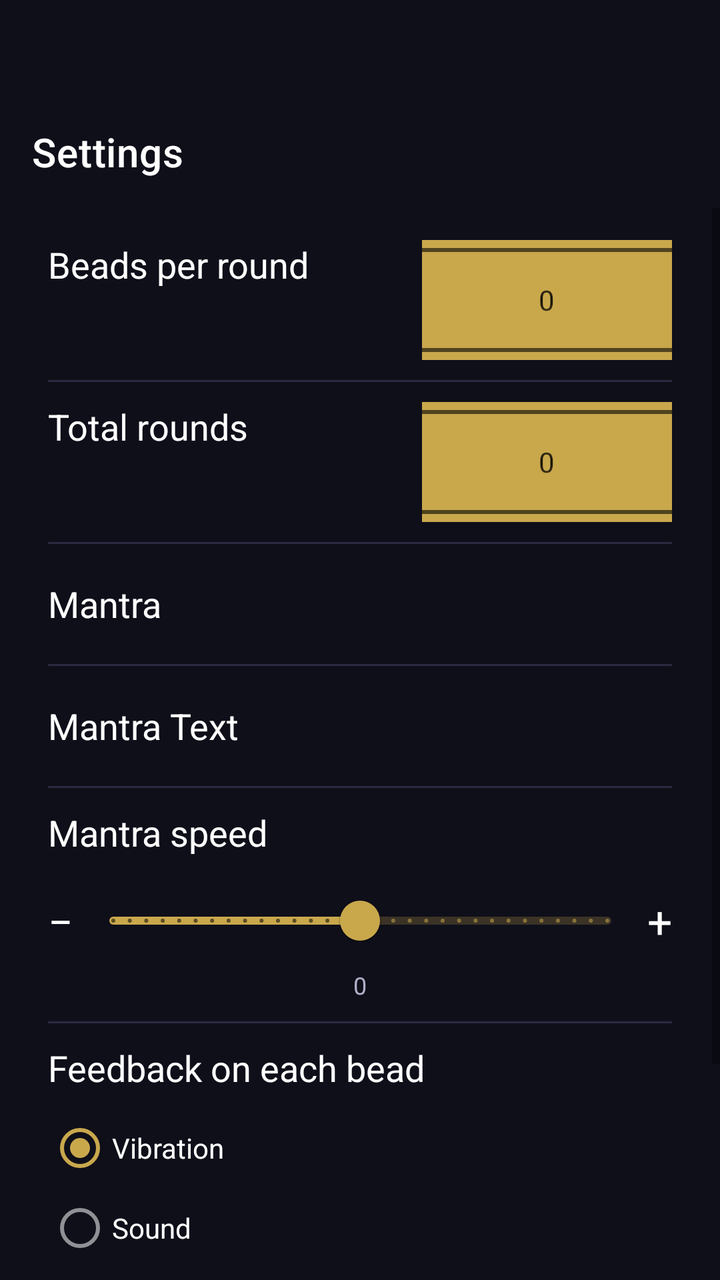
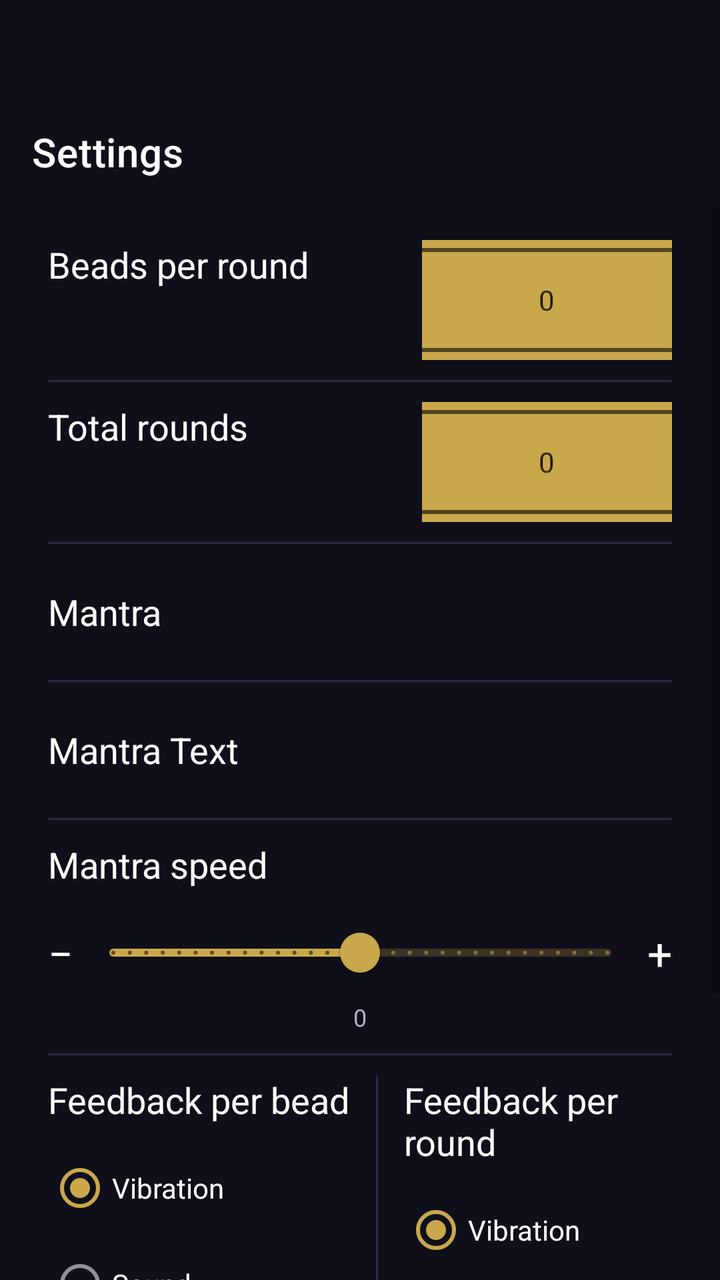

The first picture is an Android layout as it rendered before a commit; the second is the same layout after the commit. The layout source and the unified diff follow.
<!-- AndroidManifest.xml: activity theme Theme.Japa -->
<!-- res/layout/activity_settings.xml -->
<?xml version="1.0" encoding="utf-8"?>
<LinearLayout xmlns:android="http://schemas.android.com/apk/res/android"
    xmlns:app="http://schemas.android.com/apk/res-auto"
    xmlns:tools="http://schemas.android.com/tools"
    android:layout_width="match_parent"
    android:layout_height="match_parent"
    android:background="@color/bg_dark"
    android:orientation="vertical">

    
    <com.google.android.material.appbar.MaterialToolbar
        android:id="@+id/toolbar_settings"
        android:layout_width="match_parent"
        android:layout_height="?attr/actionBarSize"
        android:layout_marginTop="48dp"
        android:background="@color/bg_dark"
        app:navigationIconTint="@color/text_secondary"
        app:title="@string/settings_title"
        app:titleTextColor="@color/text_primary" />

    <ScrollView
        android:layout_width="match_parent"
        android:layout_height="0dp"
        android:layout_weight="1"
        android:fillViewport="true">

        <LinearLayout
            android:layout_width="match_parent"
            android:layout_height="wrap_content"
            android:orientation="vertical"
            android:paddingHorizontal="24dp"
            android:paddingTop="16dp"
            android:paddingBottom="32dp">

            

            <LinearLayout
                android:layout_width="match_parent"
                android:layout_height="wrap_content"
                android:orientation="horizontal">

                <TextView
                    android:layout_width="wrap_content"
                    android:layout_height="wrap_content"
                    android:layout_marginBottom="8dp"
                    android:text="@string/label_beads"
                    android:textColor="@color/text_primary"
                    android:textSize="18sp" />

                <Space
                    android:layout_width="wrap_content"
                    android:layout_height="wrap_content"
                    android:layout_weight="1" />

                <NumberPicker
                    android:id="@+id/picker_beads"
                    style="@style/NumberPickerEditTextStyle"
                    android:layout_gravity="center_horizontal" />

            </LinearLayout>

            
            <View
                android:layout_width="match_parent"
                android:layout_height="1dp"
                android:layout_marginVertical="10dp"
                android:background="@color/track_dim" />

            <LinearLayout
                android:layout_width="match_parent"
                android:layout_height="wrap_content"
                android:orientation="horizontal">

                <TextView
                    android:layout_width="wrap_content"
                    android:layout_height="wrap_content"
                    android:layout_marginBottom="8dp"
                    android:text="@string/label_rounds"
                    android:textColor="@color/text_primary"
                    android:textSize="18sp" />

                <Space
                    android:layout_width="wrap_content"
                    android:layout_height="wrap_content"
                    android:layout_weight="1" />

                <NumberPicker
                    android:id="@+id/picker_rounds"
                    style="@style/NumberPickerEditTextStyle"
                    />
            </LinearLayout>

            
            <View
                android:layout_width="match_parent"
                android:layout_height="1dp"
                android:layout_marginVertical="10dp"
                android:background="@color/track_dim" />

            <LinearLayout
                android:layout_width="match_parent"
                android:layout_height="wrap_content"
                android:orientation="horizontal"
                android:gravity="center_vertical">

                <TextView
                    android:layout_width="wrap_content"
                    android:layout_height="wrap_content"
                    android:text="@string/label_mantra"
                    android:textColor="@color/text_primary"
                    android:textSize="18sp" />

                <Space
                    android:layout_width="wrap_content"
                    android:layout_height="wrap_content"
                    android:layout_weight="1" />

                <Spinner
                    android:id="@+id/spinner_mantra"
                    style="@style/SpinnerStyle" />

            </LinearLayout>
            <View
                android:layout_width="match_parent"
                android:layout_height="1dp"
                android:layout_marginVertical="10dp"
                android:background="@color/track_dim" />

            <LinearLayout
                android:layout_width="match_parent"
                android:layout_height="wrap_content"
                android:orientation="horizontal"
                android:gravity="center_vertical">

                <TextView
                    android:layout_width="wrap_content"
                    android:layout_height="wrap_content"
                    android:text="@string/label_mantra_text"
                    android:textColor="@color/text_primary"
                    android:textSize="18sp" />

                <Space
                    android:layout_width="wrap_content"
                    android:layout_height="wrap_content"
                    android:layout_weight="1" />

                <Spinner
                    android:id="@+id/spinner_text"
                    style="@style/SpinnerStyle" />

            </LinearLayout>








            
            <View
                android:layout_width="match_parent"
                android:layout_height="1dp"
                android:layout_marginVertical="10dp"
                android:background="@color/track_dim" />

            <TextView
                android:layout_width="wrap_content"
                android:layout_height="wrap_content"
                android:layout_marginBottom="8dp"
                android:text="@string/label_mantra_speed"
                android:textColor="@color/text_primary"
                android:textSize="18sp" />

            <LinearLayout
                android:layout_width="match_parent"
                android:layout_height="wrap_content"
                android:orientation="horizontal"
                android:gravity="center_vertical">

                <TextView
                    android:layout_width="wrap_content"
                    android:layout_height="wrap_content"
                    android:text="&#8722;"
                    android:textColor="@color/text_primary"
                    android:textSize="22sp"
                    android:layout_marginEnd="4dp" />

                <com.google.android.material.slider.Slider
                    android:id="@+id/slider_mantra_speed"
                    android:layout_width="0dp"
                    android:layout_height="wrap_content"
                    android:layout_weight="1"
                    android:valueFrom="-50"
                    android:valueTo="50"
                    android:stepSize="1"
                    android:value="0" />

                <TextView
                    android:layout_width="wrap_content"
                    android:layout_height="wrap_content"
                    android:text="+"
                    android:textColor="@color/text_primary"
                    android:textSize="22sp"
                    android:layout_marginStart="4dp" />

            </LinearLayout>

            <TextView
                android:layout_width="match_parent"
                android:layout_height="wrap_content"
                android:gravity="center"
                android:text="0"
                android:textColor="@color/text_secondary"
                android:textSize="12sp" />

            
            <View
                android:layout_width="match_parent"
                android:layout_height="1dp"
                android:layout_marginVertical="10dp"
                android:background="@color/track_dim" />

            <TextView
                android:layout_width="wrap_content"
                android:layout_height="wrap_content"
                android:layout_marginBottom="8dp"
                android:text="@string/label_feedback"
                android:textColor="@color/text_primary"
                android:textSize="18sp" />

            <RadioGroup
                android:id="@+id/radio_feedback"
                android:layout_width="match_parent"
                android:layout_height="wrap_content"
                android:orientation="vertical">

                <com.google.android.material.radiobutton.MaterialRadioButton
                    android:id="@+id/radio_vibration"
                    android:layout_width="match_parent"
                    android:layout_height="40dp"
                    android:checked="true"
                    android:text="@string/feedback_vibration"
                    android:textColor="@color/text_primary" />

                <com.google.android.material.radiobutton.MaterialRadioButton
                    android:id="@+id/radio_sound"
                    android:layout_width="match_parent"
                    android:layout_height="40dp"
                    android:text="@string/feedback_sound"
                    android:textColor="@color/text_primary" />

                <com.google.android.material.radiobutton.MaterialRadioButton
                    android:id="@+id/radio_none"
                    android:layout_width="match_parent"
                    android:layout_height="40dp"
                    android:text="@string/feedback_none"
                    android:textColor="@color/text_primary" />

            </RadioGroup>

            

            <View
                android:layout_width="match_parent"
                android:layout_height="1dp"
                android:layout_marginVertical="10dp"
                android:background="@color/track_dim" />

            
            <LinearLayout
                android:layout_width="match_parent"
                android:layout_height="wrap_content"
                android:gravity="end"
                android:orientation="horizontal">

                <com.google.android.material.button.MaterialButton
                    android:id="@+id/btn_cancel"
                    android:layout_width="wrap_content"
                    android:layout_height="wrap_content"
                    android:text="@string/cancel"
                    app:backgroundTint="#E91E63" />

                <Space
                    android:layout_width="wrap_content"
                    android:layout_height="wrap_content"
                    android:layout_weight="1" />

                <com.google.android.material.button.MaterialButton
                    android:id="@+id/btn_save"
                    android:layout_width="wrap_content"
                    android:layout_height="wrap_content"
                    android:text="@string/save"
                    app:backgroundTint="@color/accent_gold" />

            </LinearLayout>

        </LinearLayout>
    </ScrollView>
</LinearLayout>
<!-- resources referenced by this layout -->
<resources>
  <color name="accent_gold">#FFC9A84C</color>
  <color name="bg_dark">#FF0F0F1A</color>
  <color name="text_primary">#FFFFFFFF</color>
  <color name="text_secondary">#FFB0B0C8</color>
  <color name="track_dim">#FF2A2A40</color>
  <string name="cancel">Cancel</string>
  <string name="feedback_none">None</string>
  <string name="feedback_sound">Sound</string>
  <string name="feedback_vibration">Vibration</string>
  <string name="label_beads">Beads per round</string>
  <string name="label_feedback">Feedback on each bead</string>
  <string name="label_mantra">Mantra</string>
  <string name="label_mantra_speed">Mantra speed</string>
  <string name="label_mantra_text">Mantra Text</string>
  <string name="label_rounds">Total rounds</string>
  <string name="save">Save</string>
  <string name="settings_title">Settings</string>
  <style name="NumberPickerEditTextStyle">
          <item name="android:textSize">24sp</item> 
          <item name="android:textColor">@color/text_primary</item> 
          <item name="android:padding">8dp</item> 
          <item name="android:layout_width">125dp</item> 
          <item name="android:layout_height">60dp</item> 
          <item name="android:layout_gravity">center_horizontal</item> 
          <item name="android:background">@color/accent_gold</item> 
  
      </style>
  <style name="SpinnerStyle">
          <item name="android:textSize">24sp</item> 
          <item name="android:textColor">@color/white</item> 
          <item name="android:padding">8dp</item> 
          <item name="android:layout_width">wrap_content</item> 
          <item name="android:layout_height">40dp</item> 
          <item name="android:background">@color/accent_gold</item> 
          <item name="android:popupBackground">@color/accent_gold</item> 
          <item name="android:editable">false</item>
      </style>
  <style name="Theme.Japa" parent="Theme.MaterialComponents.DayNight.NoActionBar">
          <item name="colorPrimary">@color/accent_gold</item>
          <item name="colorPrimaryVariant">@color/accent_gold</item>
          <item name="colorOnPrimary">@color/black</item>
          <item name="colorSecondary">@color/accent_gold</item>
          <item name="colorOnSecondary">@color/black</item>
          <item name="android:colorBackground">@color/bg_dark</item>
          <item name="colorSurface">@color/bg_dark</item>
          <item name="colorOnSurface">@color/text_primary</item>
          <item name="colorOnBackground">@color/text_primary</item>
          <item name="android:statusBarColor">@color/bg_dark</item>
          <item name="android:navigationBarColor">@color/bg_dark</item>
          <item name="android:windowLightStatusBar">false</item>
      </style>
  <color name="white">#FFFFFFFF</color>
  <color name="black">#FF000000</color>
</resources>

<!-- the commit's change to res/layout/activity_settings.xml (unified diff, before → after) -->
@@ -221,46 +221,100 @@
                 android:layout_marginVertical="10dp"
                 android:background="@color/track_dim" />
 
-            <TextView
+        <LinearLayout
+            android:layout_width="match_parent"
+            android:layout_height="wrap_content"
+            android:orientation="horizontal">
+
+            <LinearLayout
                 android:layout_width="wrap_content"
                 android:layout_height="wrap_content"
-                android:layout_marginBottom="8dp"
-                android:text="@string/label_feedback"
-                android:textColor="@color/text_primary"
-                android:textSize="18sp" />
-
-            <RadioGroup
-                android:id="@+id/radio_feedback"
-                android:layout_width="match_parent"
-                android:layout_height="wrap_content"
-                android:orientation="vertical">
-
-                <com.google.android.material.radiobutton.MaterialRadioButton
-                    android:id="@+id/radio_vibration"
+                android:orientation="vertical"
+                android:paddingRight="10dp">
+
+                <TextView
+                    android:layout_width="wrap_content"
+                    android:layout_height="wrap_content"
+                    android:layout_marginBottom="8dp"
+                    android:text="@string/label_feedback"
+                    android:textColor="@color/text_primary"
+                    android:textSize="18sp" />
+
+                <RadioGroup
+                    android:id="@+id/radio_feedback"
                     android:layout_width="match_parent"
-                    android:layout_height="40dp"
-                    android:checked="true"
-                    android:text="@string/feedback_vibration"
-                    android:textColor="@color/text_primary" />
-
-                <com.google.android.material.radiobutton.MaterialRadioButton
-                    android:id="@+id/radio_sound"
+                    android:layout_height="wrap_content"
+                    android:orientation="vertical">
+
+                    <com.google.android.material.radiobutton.MaterialRadioButton
+                        android:id="@+id/radio_vibration"
+                        style="@style/RadioStyle"
+                        android:checked="true"
+                        android:text="@string/feedback_vibration"/>
+
+                    <com.google.android.material.radiobutton.MaterialRadioButton
+                        android:id="@+id/radio_sound"
+                        style="@style/RadioStyle"
+                        android:text="@string/feedback_sound" />
+
+                    <com.google.android.material.radiobutton.MaterialRadioButton
+                        android:id="@+id/radio_none"
+                        style="@style/RadioStyle"
+                        android:text="@string/feedback_none" />
+
+                </RadioGroup>
+            </LinearLayout>
+
+            <View
+                android:layout_width="1dp"
+                android:layout_height="match_parent"
+                android:layout_marginHorizontal="3dp"
+                android:background="@color/track_dim" />
+
+            <LinearLayout
+                android:layout_width="wrap_content"
+                android:layout_height="wrap_content"
+                android:orientation="vertical"
+                app:layout_constraintEnd_toEndOf="parent"
+                android:paddingLeft="10dp">
+
+                <TextView
+                    android:layout_width="wrap_content"
+                    android:layout_height="wrap_content"
+                    android:layout_marginBottom="8dp"
+                    android:text="@string/label_feedback_round"
+                    android:textColor="@color/text_primary"
+                    android:textSize="18sp" />
+
+                <RadioGroup
+                    android:id="@+id/radio_feedback_round"
                     android:layout_width="match_parent"
-                    android:layout_height="40dp"
-                    android:text="@string/feedback_sound"
-                    android:textColor="@color/text_primary" />
-
-                <com.google.android.material.radiobutton.MaterialRadioButton
-                    android:id="@+id/radio_none"
-                    android:layout_width="match_parent"
-                    android:layout_height="40dp"
-                    android:text="@string/feedback_none"
-                    android:textColor="@color/text_primary" />
-
-            </RadioGroup>
-
-            
-
+                    android:layout_height="wrap_content"
+                    android:orientation="vertical">
+
+                    <com.google.android.material.radiobutton.MaterialRadioButton
+                        android:id="@+id/radio_vibration_round"
+                        style="@style/RadioStyle"
+                        android:checked="true"
+                        android:text="@string/feedback_vibration"/>
+
+                    <com.google.android.material.radiobutton.MaterialRadioButton
+                        android:id="@+id/radio_sound_round"
+                        style="@style/RadioStyle"
+                        android:text="@string/feedback_sound" />
+
+                    <com.google.android.material.radiobutton.MaterialRadioButton
+                        android:id="@+id/radio_none_round"
+                        style="@style/RadioStyle"
+                        android:text="@string/feedback_none"/>
+
+                </RadioGroup>
+            </LinearLayout>
+
+
+
+
+        </LinearLayout>
             <View
                 android:layout_width="match_parent"
                 android:layout_height="1dp"
<!-- resource entries referenced after the edit -->
@@ -10,7 +10,8 @@
   <string name="feedback_sound">Sound</string>
   <string name="feedback_vibration">Vibration</string>
   <string name="label_beads">Beads per round</string>
-  <string name="label_feedback">Feedback on each bead</string>
+  <string name="label_feedback">Feedback per bead</string>
+  <string name="label_feedback_round">Feedback per round</string>
   <string name="label_mantra">Mantra</string>
   <string name="label_mantra_speed">Mantra speed</string>
   <string name="label_mantra_text">Mantra Text</string>
@@ -27,12 +28,18 @@
           <item name="android:background">@color/accent_gold</item> 
   
       </style>
+  <style name="RadioStyle">
+          <item name="android:textSize">14sp</item> 
+          <item name="android:textColor">@color/text_primary</item> 
+          <item name="android:layout_width">match_parent</item> 
+          <item name="android:layout_height">48dp</item> 
+      </style>
   <style name="SpinnerStyle">
           <item name="android:textSize">24sp</item> 
           <item name="android:textColor">@color/white</item> 
           <item name="android:padding">8dp</item> 
           <item name="android:layout_width">wrap_content</item> 
-          <item name="android:layout_height">40dp</item> 
+          <item name="android:layout_height">48dp</item> 
           <item name="android:background">@color/accent_gold</item> 
           <item name="android:popupBackground">@color/accent_gold</item> 
           <item name="android:editable">false</item>
